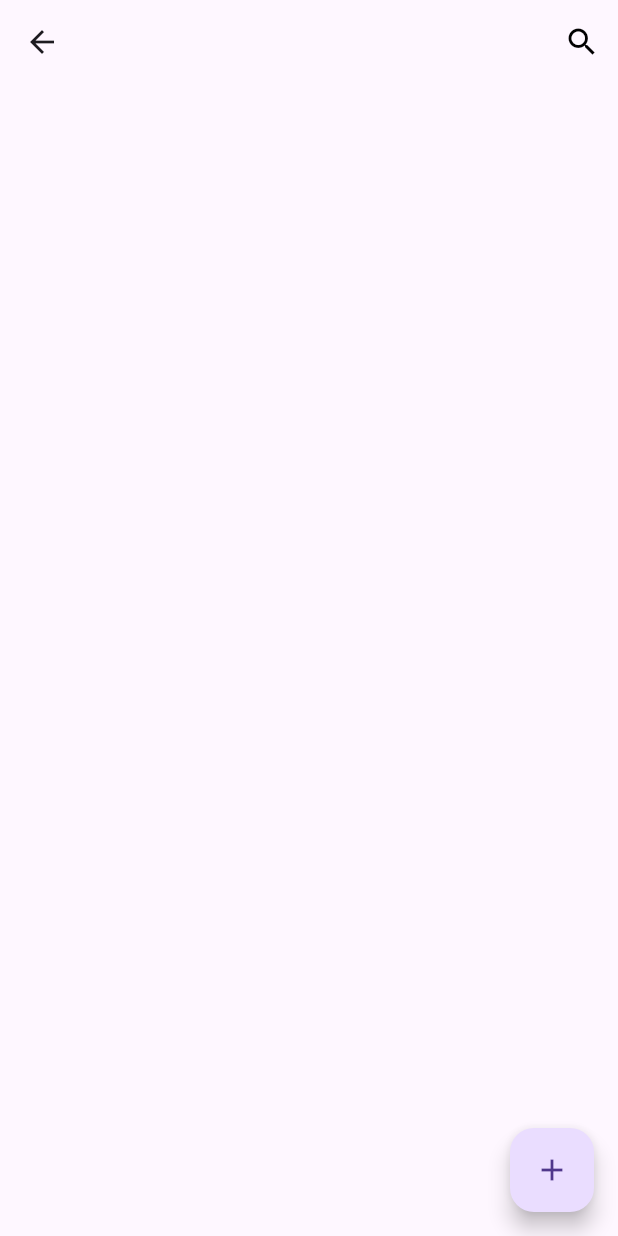
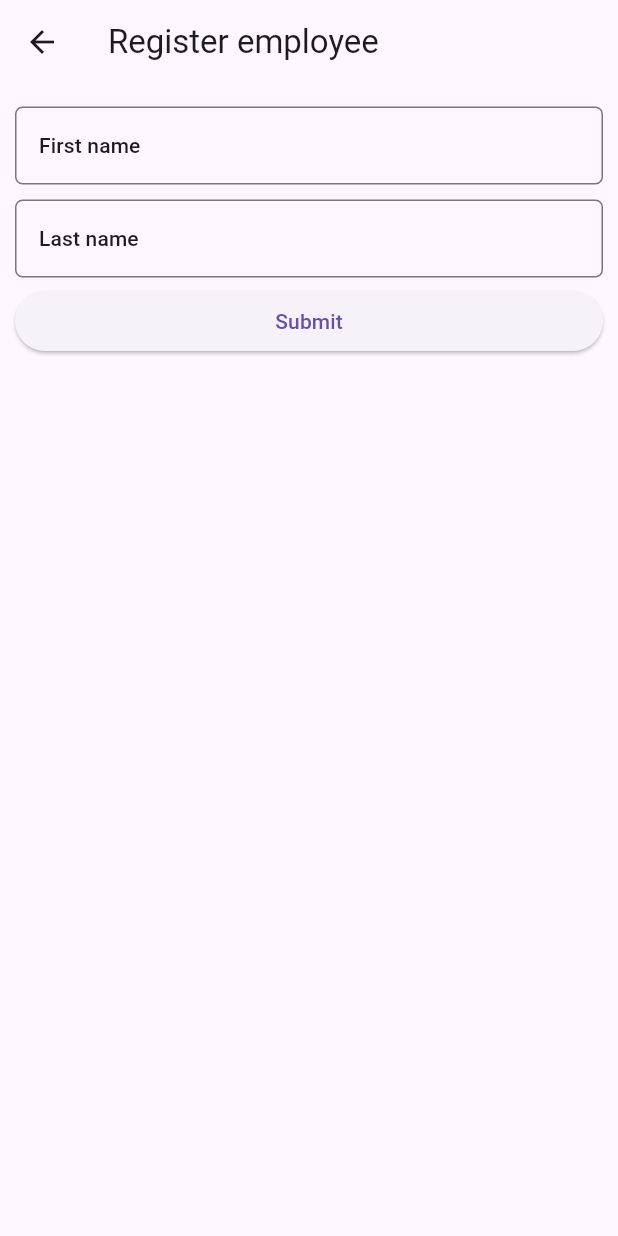
Before and after one commit to ichbinnichts/simple-flutter-spring-app, a Flutter app: the Employee screen opened directly, after a tap on the "add" icon, on a phone screen of 412 x 824 dp. Run offline on Flutter 3.47's test engine with Material 3 defaults, Android fonts, the phone set to English and light mode, and no system bars.

Commit message:
feat: add registerEmployee page

```diff
--- a/FlutterClientApp/clientapp/lib/employee/employee.dart
+++ b/FlutterClientApp/clientapp/lib/employee/employee.dart
@@ -1,5 +1,6 @@
 import 'package:clientapp/app.dart';
 import 'package:flutter/material.dart';
+import 'registerEmployee.dart';
 
 class Employee extends StatefulWidget {
   const Employee({super.key});
@@ -9,7 +10,11 @@ class Employee extends StatefulWidget {
 }
 
 class _EmployeeState extends State<Employee> {
-  _addEmployee() {}
+  _gotToAddEmployee() {
+    Navigator.of(context).push(MaterialPageRoute(
+      builder: (BuildContext context) => const RegisterEmployee(),
+    ));
+  }
 
   _iconSearch() {}
 
@@ -17,6 +22,7 @@ class _EmployeeState extends State<Employee> {
   Widget build(BuildContext context) {
     return Scaffold(
       appBar: AppBar(
+        title: Text('Employee list'),
         actions: <Widget>[
           IconButton(
             onPressed: _iconSearch,
@@ -26,7 +32,7 @@ class _EmployeeState extends State<Employee> {
         ],
       ),
       floatingActionButton: FloatingActionButton(
-        onPressed: _addEmployee,
+        onPressed: _gotToAddEmployee,
         child: Icon(Icons.add),
         tooltip: 'Add employee',
       ),
--- /dev/null
+++ b/FlutterClientApp/clientapp/lib/employee/registerEmployee.dart
@@ -0,0 +1,78 @@
+import 'package:flutter/material.dart';
+
+class RegisterEmployee extends StatefulWidget {
+  const RegisterEmployee({super.key});
+
+  @override
+  State<RegisterEmployee> createState() => _RegisterEmployeeState();
+}
+
+class _RegisterEmployeeState extends State<RegisterEmployee> {
+  final minPadding = 5.0;
+
+  void _submitBtn() {}
+
+  TextEditingController firstController = TextEditingController();
+  TextEditingController lastController = TextEditingController();
+
+  @override
+  Widget build(BuildContext context) {
+    TextStyle? textStyle = Theme.of(context).textTheme.titleSmall;
+    return Scaffold(
+      appBar: AppBar(
+        title: Text('Register employee'),
+      ),
+      body: Form(
+        child: Padding(
+          padding: EdgeInsets.all(minPadding * 2),
+          child: ListView(
+            children: <Widget>[
+              Padding(
+                padding: EdgeInsets.only(top: minPadding, bottom: minPadding),
+                child: TextFormField(
+                  style: textStyle,
+                  controller: firstController,
+                  validator: (String? value) {
+                    if (value!.isEmpty) {
+                      return "Please enter your name";
+                    }
+                  },
+                  decoration: InputDecoration(
+                      labelText: 'First name',
+                      hintText: 'Enter your first name',
+                      labelStyle: textStyle,
+                      border: OutlineInputBorder(
+                        borderRadius: BorderRadius.circular(5.0),
+                      )),
+                ),
+              ),
+              Padding(
+                padding: EdgeInsets.only(top: minPadding, bottom: minPadding),
+                child: TextFormField(
+                  style: textStyle,
+                  controller: lastController,
+                  validator: (String? value) {
+                    if (value!.isEmpty) {
+                      return "Please enter your name";
+                    }
+                  },
+                  decoration: InputDecoration(
+                      labelText: 'Last name',
+                      hintText: 'Enter your last name',
+                      labelStyle: textStyle,
+                      border: OutlineInputBorder(
+                        borderRadius: BorderRadius.circular(5.0),
+                      )),
+                ),
+              ),
+              ElevatedButton(
+                onPressed: _submitBtn,
+                child: Text('Submit'),
+              )
+            ],
+          ),
+        ),
+      ),
+    );
+  }
+}
```
